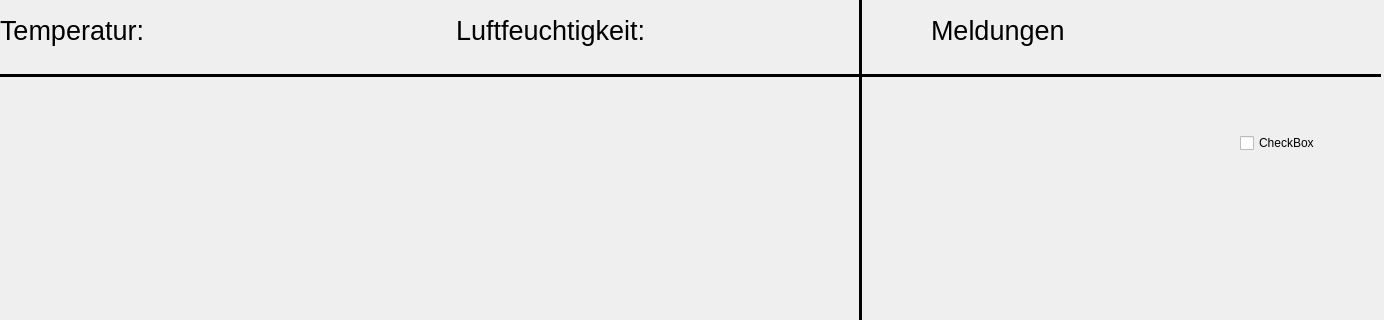
Qt form app/mainwindow.ui (0ssiwald/GreenhouseControl) before a commit; both pictures show x 0 to 1384 and y 0 to 320 of the 1384 by 826 pixel window.
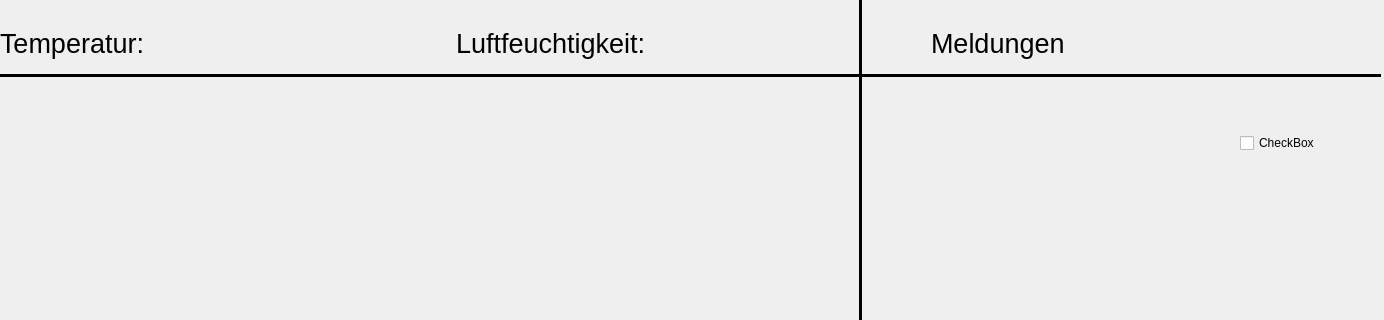
The same form after that commit.

```diff
--- a/app/mainwindow.ui
+++ b/app/mainwindow.ui
@@ -29,7 +29,7 @@
       <x>0</x>
       <y>0</y>
       <width>1381</width>
-      <height>61</height>
+      <height>87</height>
      </rect>
     </property>
     <layout class="QHBoxLayout" name="horizontalLayout">
```
